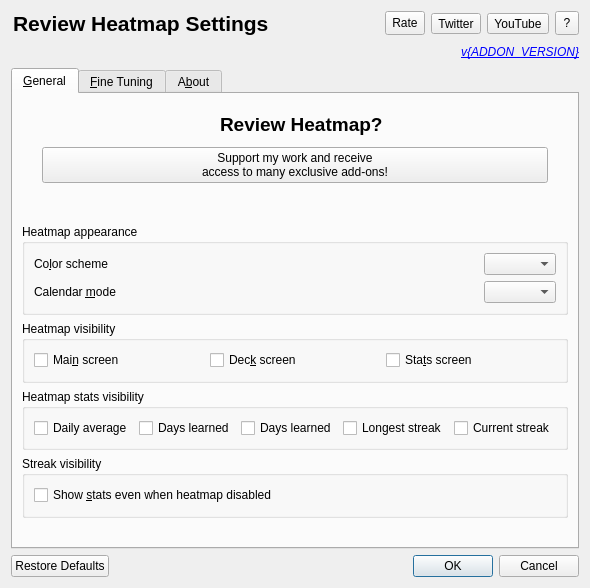
Above: designer/options.ui from guilhemmazoyer/review-heatmap before the change. Below: the same form after it.
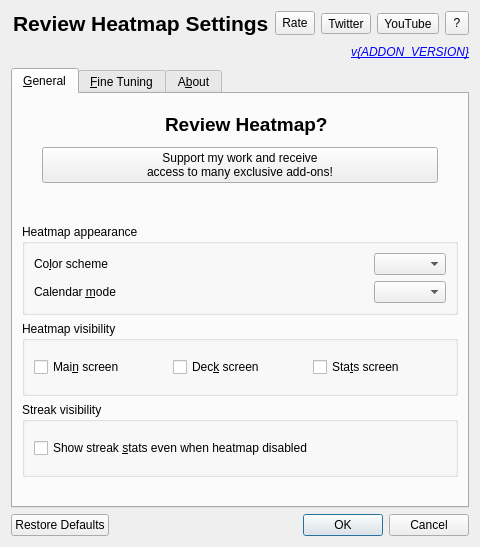
That is the form after the change. Icons and pictures are not drawn.

Commit message:
Revert "Update the config layout and add CheckBox for each stat"
This reverts commit 2f61695917c9c1f4298cd51ad0e14d42bd32fbea.

```diff
--- a/designer/options.ui
+++ b/designer/options.ui
@@ -388,7 +388,7 @@
         </widget>
        </item>
        <item>
-        <widget class="QGroupBox" name="groupBox_2">
+        <widget class="QGroupBox" name="groupBox_3">
          <property name="title">
           <string>Heatmap visibility</string>
          </property>
@@ -426,65 +426,6 @@
          </layout>
         </widget>
        </item>
-       <item>
-        <widget class="QGroupBox" name="groupBox_3">
-         <property name="title">
-          <string>Heatmap stats visibility</string>
-         </property>
-         <layout class="QHBoxLayout" name="horizontalLayout">
-          <item>
-           <widget class="QCheckBox" name="dailyAverage">
-            <property name="toolTip">
-             <string>Toggle the visibility of the Daily Average cards review stat</string>
-            </property>
-            <property name="text">
-             <string>Daily average</string>
-            </property>
-           </widget>
-          </item>
-          <item>
-           <widget class="QCheckBox" name="daysLearned_percent">
-            <property name="toolTip">
-             <string>Toggle the visibility of the Days learned percent stat</string>
-            </property>
-            <property name="text">
-             <string>Days learned</string>
-            </property>
-           </widget>
-          </item>
-          <item>
-           <widget class="QCheckBox" name="daysLearned_number">
-            <property name="toolTip">
-             <string>Toggle the visibility of the Days learned number stat</string>
-            </property>
-            <property name="text">
-             <string>Days learned</string>
-            </property>
-           </widget>
-          </item>
-          <item>
-           <widget class="QCheckBox" name="longestStreak">
-            <property name="toolTip">
-             <string>Toggle the visibility of the Longest Streak stat</string>
-            </property>
-            <property name="text">
-             <string>Longest streak</string>
-            </property>
-           </widget>
-          </item>
-          <item>
-           <widget class="QCheckBox" name="currentStreak">
-            <property name="toolTip">
-             <string>Toggle the visibility of the Current Streak stat</string>
-            </property>
-            <property name="text">
-             <string>Current streak</string>
-            </property>
-           </widget>
-          </item>
-         </layout>
-        </widget>
-       </item>
        <item>
         <widget class="QGroupBox" name="groupBox_4">
          <property name="title">
@@ -497,7 +438,7 @@
              <string>&lt;html&gt;Overrides the heatmap visibility setting, always showing you information on your stats (e.g. streaks, average, etc.)&lt;/html&gt;</string>
             </property>
             <property name="text">
-             <string>Show &amp;stats even when heatmap disabled</string>
+             <string>Show streak &amp;stats even when heatmap disabled</string>
             </property>
            </widget>
           </item>
```
Left out of the diff: 2 changed lines with no effect on the pictures.
